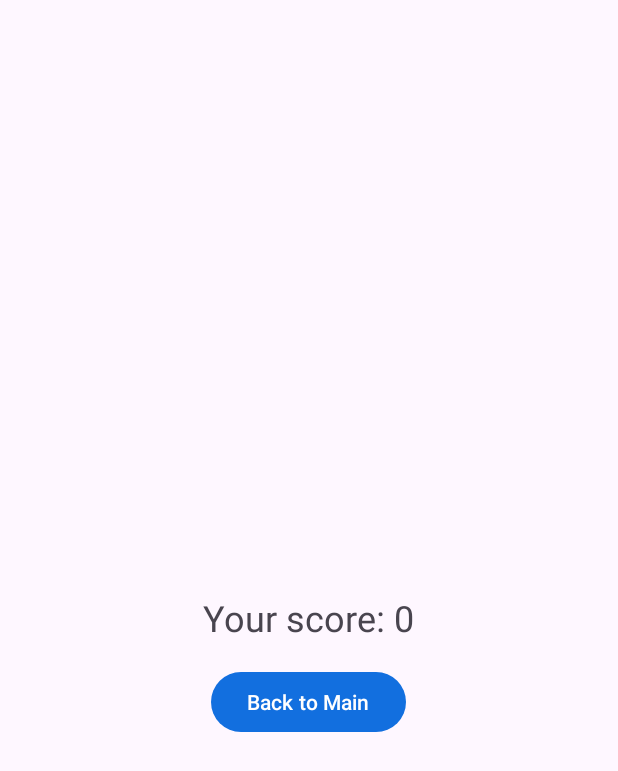
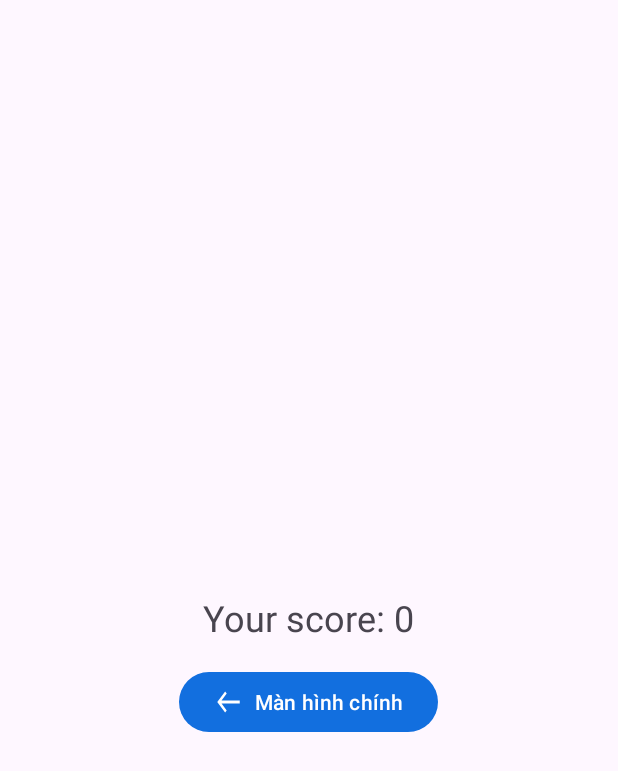
Before and after one commit to vuthanhcong02/Android, an Android app: the ResultActivity screen opened directly, with no data from a screen before it, on a phone screen of 412 x 824 dp. Shown: the top 771 px of the screen. Run offline under Robolectric (Android 15) with nearby library versions, the phone set to English and light mode, and no system bars.

Commit message:
fix language in activity

```diff
--- a/app/src/main/res/layout/activity_questions.xml
+++ b/app/src/main/res/layout/activity_questions.xml
@@ -22,8 +22,8 @@
         android:layout_below="@+id/recyclerViewQuestions"
         android:layout_marginLeft="300sp"
 
-        android:layout_marginTop="-52dp"
-        android:text="Finish" />
+        android:layout_marginTop="-60dp"
+        android:text="Nộp bài" />
 
 
 </RelativeLayout>
--- a/app/src/main/res/layout/activity_result.xml
+++ b/app/src/main/res/layout/activity_result.xml
@@ -10,17 +10,18 @@
         android:id="@+id/scoreTextView"
         android:layout_width="wrap_content"
         android:layout_height="wrap_content"
-        android:textSize="24sp"
         android:layout_centerInParent="true"
         android:gravity="center"
-        android:text="Your score: 0" />
+        android:text="Điểm của bạn"
+        android:textSize="24sp" />
 
     <Button
         android:id="@+id/backButton"
         android:layout_width="wrap_content"
         android:layout_height="wrap_content"
-        android:text="Back to Main"
         android:layout_below="@id/scoreTextView"
         android:layout_centerHorizontal="true"
-        android:layout_marginTop="16dp"/>
+        android:layout_marginTop="16dp"
+        android:drawableLeft="@drawable/back"
+        android:text="Màn hình chính" />
 </RelativeLayout>
--- a/app/src/main/res/layout/item_quiz_category.xml
+++ b/app/src/main/res/layout/item_quiz_category.xml
@@ -16,8 +16,9 @@
             android:id="@+id/category_name"
             android:layout_width="wrap_content"
             android:layout_height="wrap_content"
-            android:textSize="18sp"
-            android:textColor="@android:color/black"/>
+            android:layout_gravity="center"
+            android:textColor="@android:color/black"
+            android:textSize="18sp" />
 
     </LinearLayout>
 </androidx.cardview.widget.CardView>
```
